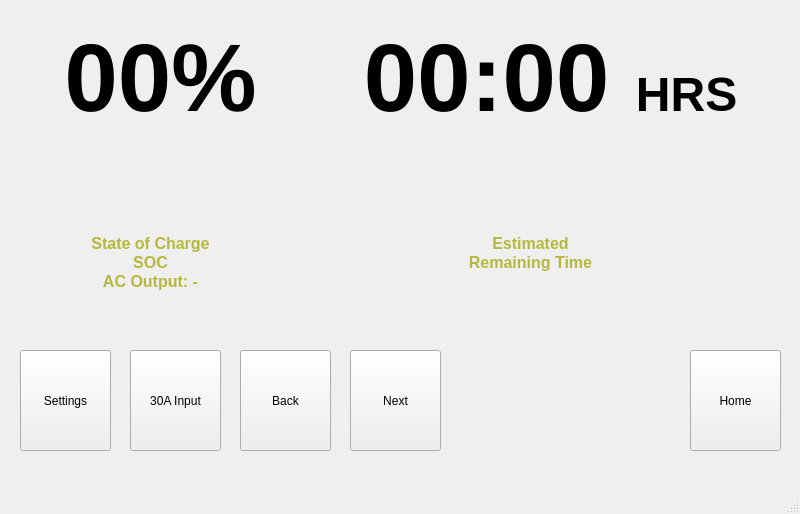
Above: mainwindow.ui from mark-c-paul/pi-gui before the change. Below: the same form after it.
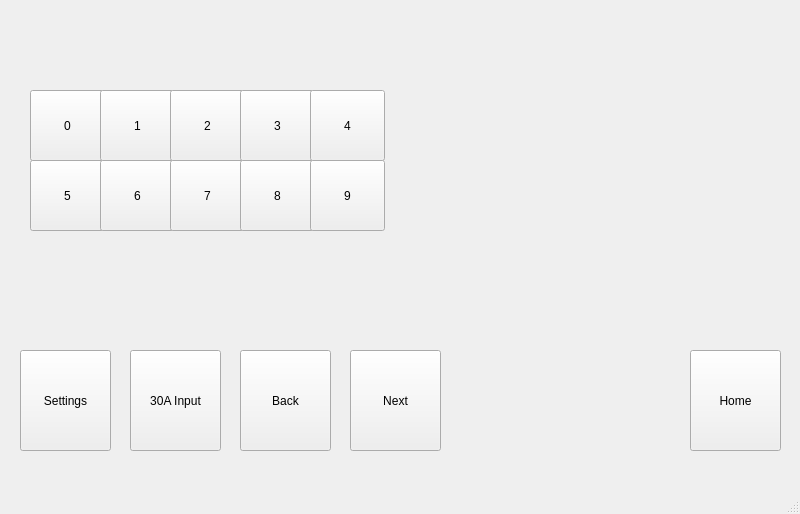
That is the form after the change.

The edit to the form file:
```diff
--- a/mainwindow.ui
+++ b/mainwindow.ui
@@ -83,13 +83,13 @@
     <property name="geometry">
      <rect>
       <x>0</x>
-      <y>0</y>
+      <y>-10</y>
       <width>801</width>
       <height>341</height>
      </rect>
     </property>
     <property name="currentIndex">
-     <number>0</number>
+     <number>3</number>
     </property>
     <widget class="QWidget" name="page_1">
      <widget class="QTextEdit" name="timeValue">
@@ -109,9 +109,9 @@
       </property>
       <property name="html">
        <string>&lt;!DOCTYPE HTML PUBLIC &quot;-//W3C//DTD HTML 4.0//EN&quot; &quot;http://www.w3.org/TR/REC-html40/strict.dtd&quot;&gt;
-&lt;html&gt;&lt;head&gt;&lt;meta name=&quot;qrichtext&quot; content=&quot;1&quot; /&gt;&lt;meta charset=&quot;utf-8&quot; /&gt;&lt;style type=&quot;text/css&quot;&gt;
+&lt;html&gt;&lt;head&gt;&lt;meta name=&quot;qrichtext&quot; content=&quot;1&quot; /&gt;&lt;style type=&quot;text/css&quot;&gt;
 p, li { white-space: pre-wrap; }
-&lt;/style&gt;&lt;/head&gt;&lt;body style=&quot; font-family:'Segoe UI'; font-size:9pt; font-weight:400; font-style:normal;&quot;&gt;
+&lt;/style&gt;&lt;/head&gt;&lt;body style=&quot; font-family:'MS Shell Dlg 2'; font-size:8.25pt; font-weight:400; font-style:normal;&quot;&gt;
 &lt;p align=&quot;center&quot; style=&quot; margin-top:0px; margin-bottom:0px; margin-left:0px; margin-right:0px; -qt-block-indent:0; text-indent:0px;&quot;&gt;&lt;span style=&quot; font-family:'PibotoLt'; font-size:72pt; font-weight:600; color:#000000;&quot;&gt;00:00 &lt;/span&gt;&lt;span style=&quot; font-family:'PibotoLt'; font-size:36pt; font-weight:600; color:#000000;&quot;&gt;HRS&lt;/span&gt;&lt;/p&gt;&lt;/body&gt;&lt;/html&gt;</string>
       </property>
      </widget>
@@ -132,9 +132,9 @@
       </property>
       <property name="html">
        <string>&lt;!DOCTYPE HTML PUBLIC &quot;-//W3C//DTD HTML 4.0//EN&quot; &quot;http://www.w3.org/TR/REC-html40/strict.dtd&quot;&gt;
-&lt;html&gt;&lt;head&gt;&lt;meta name=&quot;qrichtext&quot; content=&quot;1&quot; /&gt;&lt;meta charset=&quot;utf-8&quot; /&gt;&lt;style type=&quot;text/css&quot;&gt;
+&lt;html&gt;&lt;head&gt;&lt;meta name=&quot;qrichtext&quot; content=&quot;1&quot; /&gt;&lt;style type=&quot;text/css&quot;&gt;
 p, li { white-space: pre-wrap; }
-&lt;/style&gt;&lt;/head&gt;&lt;body style=&quot; font-family:'Segoe UI'; font-size:9pt; font-weight:400; font-style:normal;&quot;&gt;
+&lt;/style&gt;&lt;/head&gt;&lt;body style=&quot; font-family:'MS Shell Dlg 2'; font-size:8.25pt; font-weight:400; font-style:normal;&quot;&gt;
 &lt;p align=&quot;center&quot; style=&quot; margin-top:0px; margin-bottom:0px; margin-left:0px; margin-right:0px; -qt-block-indent:0; text-indent:0px;&quot;&gt;&lt;span style=&quot; font-family:'PibotoLt'; font-size:72pt; font-weight:600; color:#000000;&quot;&gt;00%&lt;/span&gt;&lt;/p&gt;&lt;/body&gt;&lt;/html&gt;</string>
       </property>
      </widget>
@@ -155,9 +155,9 @@
       </property>
       <property name="html">
        <string>&lt;!DOCTYPE HTML PUBLIC &quot;-//W3C//DTD HTML 4.0//EN&quot; &quot;http://www.w3.org/TR/REC-html40/strict.dtd&quot;&gt;
-&lt;html&gt;&lt;head&gt;&lt;meta name=&quot;qrichtext&quot; content=&quot;1&quot; /&gt;&lt;meta charset=&quot;utf-8&quot; /&gt;&lt;style type=&quot;text/css&quot;&gt;
+&lt;html&gt;&lt;head&gt;&lt;meta name=&quot;qrichtext&quot; content=&quot;1&quot; /&gt;&lt;style type=&quot;text/css&quot;&gt;
 p, li { white-space: pre-wrap; }
-&lt;/style&gt;&lt;/head&gt;&lt;body style=&quot; font-family:'Segoe UI'; font-size:9pt; font-weight:400; font-style:normal;&quot;&gt;
+&lt;/style&gt;&lt;/head&gt;&lt;body style=&quot; font-family:'MS Shell Dlg 2'; font-size:8.25pt; font-weight:400; font-style:normal;&quot;&gt;
 &lt;p align=&quot;center&quot; style=&quot; margin-top:0px; margin-bottom:0px; margin-left:0px; margin-right:0px; -qt-block-indent:0; text-indent:0px;&quot;&gt;&lt;span style=&quot; font-family:'PibotoLt'; font-size:12pt; font-weight:600; color:#b6b83b;&quot;&gt;State of Charge&lt;/span&gt;&lt;/p&gt;
 &lt;p align=&quot;center&quot; style=&quot; margin-top:0px; margin-bottom:0px; margin-left:0px; margin-right:0px; -qt-block-indent:0; text-indent:0px;&quot;&gt;&lt;span style=&quot; font-family:'PibotoLt'; font-size:12pt; font-weight:600; color:#b6b83b;&quot;&gt;SOC&lt;/span&gt;&lt;/p&gt;
 &lt;p align=&quot;center&quot; style=&quot; margin-top:0px; margin-bottom:0px; margin-left:0px; margin-right:0px; -qt-block-indent:0; text-indent:0px;&quot;&gt;&lt;span style=&quot; font-family:'PibotoLt'; font-size:12pt; font-weight:600; color:#b6b83b;&quot;&gt;AC Output: -&lt;/span&gt;&lt;/p&gt;&lt;/body&gt;&lt;/html&gt;</string>
@@ -180,9 +180,9 @@
       </property>
       <property name="html">
        <string>&lt;!DOCTYPE HTML PUBLIC &quot;-//W3C//DTD HTML 4.0//EN&quot; &quot;http://www.w3.org/TR/REC-html40/strict.dtd&quot;&gt;
-&lt;html&gt;&lt;head&gt;&lt;meta name=&quot;qrichtext&quot; content=&quot;1&quot; /&gt;&lt;meta charset=&quot;utf-8&quot; /&gt;&lt;style type=&quot;text/css&quot;&gt;
+&lt;html&gt;&lt;head&gt;&lt;meta name=&quot;qrichtext&quot; content=&quot;1&quot; /&gt;&lt;style type=&quot;text/css&quot;&gt;
 p, li { white-space: pre-wrap; }
-&lt;/style&gt;&lt;/head&gt;&lt;body style=&quot; font-family:'Segoe UI'; font-size:9pt; font-weight:400; font-style:normal;&quot;&gt;
+&lt;/style&gt;&lt;/head&gt;&lt;body style=&quot; font-family:'MS Shell Dlg 2'; font-size:8.25pt; font-weight:400; font-style:normal;&quot;&gt;
 &lt;p align=&quot;center&quot; style=&quot; margin-top:0px; margin-bottom:0px; margin-left:0px; margin-right:0px; -qt-block-indent:0; text-indent:0px;&quot;&gt;&lt;span style=&quot; font-family:'PibotoLt'; font-size:12pt; font-weight:600; color:#b6b83b;&quot;&gt;Estimated&lt;/span&gt;&lt;/p&gt;
 &lt;p align=&quot;center&quot; style=&quot; margin-top:0px; margin-bottom:0px; margin-left:0px; margin-right:0px; -qt-block-indent:0; text-indent:0px;&quot;&gt;&lt;span style=&quot; font-family:'PibotoLt'; font-size:12pt; font-weight:600; color:#b6b83b;&quot;&gt;Remaining Time&lt;/span&gt;&lt;/p&gt;&lt;/body&gt;&lt;/html&gt;</string>
       </property>
@@ -334,6 +334,149 @@
       </property>
      </widget>
     </widget>
+    <widget class="QWidget" name="page_4">
+     <widget class="QPushButton" name="zeroButton">
+      <property name="geometry">
+       <rect>
+        <x>30</x>
+        <y>100</y>
+        <width>75</width>
+        <height>71</height>
+       </rect>
+      </property>
+      <property name="text">
+       <string>0</string>
+      </property>
+     </widget>
+     <widget class="QPushButton" name="oneButton">
+      <property name="geometry">
+       <rect>
+        <x>100</x>
+        <y>100</y>
+        <width>75</width>
+        <height>71</height>
+       </rect>
+      </property>
+      <property name="text">
+       <string>1</string>
+      </property>
+     </widget>
+     <widget class="QPushButton" name="twoButton">
+      <property name="geometry">
+       <rect>
+        <x>170</x>
+        <y>100</y>
+        <width>75</width>
+        <height>71</height>
+       </rect>
+      </property>
+      <property name="text">
+       <string>2</string>
+      </property>
+     </widget>
+     <widget class="QPushButton" name="threeButton">
+      <property name="geometry">
+       <rect>
+        <x>240</x>
+        <y>100</y>
+        <width>75</width>
+        <height>71</height>
+       </rect>
+      </property>
+      <property name="text">
+       <string>3</string>
+      </property>
+     </widget>
+     <widget class="QPushButton" name="fourButton">
+      <property name="geometry">
+       <rect>
+        <x>310</x>
+        <y>100</y>
+        <width>75</width>
+        <height>71</height>
+       </rect>
+      </property>
+      <property name="text">
+       <string>4</string>
+      </property>
+     </widget>
+     <widget class="QPushButton" name="nineButton">
+      <property name="geometry">
+       <rect>
+        <x>310</x>
+        <y>170</y>
+        <width>75</width>
+        <height>71</height>
+       </rect>
+      </property>
+      <property name="text">
+       <string>9</string>
+      </property>
+     </widget>
+     <widget class="QPushButton" name="eightButton">
+      <property name="geometry">
+       <rect>
+        <x>240</x>
+        <y>170</y>
+        <width>75</width>
+        <height>71</height>
+       </rect>
+      </property>
+      <property name="text">
+       <string>8</string>
+      </property>
+     </widget>
+     <widget class="QPushButton" name="sevenButton">
+      <property name="geometry">
+       <rect>
+        <x>170</x>
+        <y>170</y>
+        <width>75</width>
+        <height>71</height>
+       </rect>
+      </property>
+      <property name="text">
+       <string>7</string>
+      </property>
+     </widget>
+     <widget class="QPushButton" name="fiveButton">
+      <property name="geometry">
+       <rect>
+        <x>30</x>
+        <y>170</y>
+        <width>75</width>
+        <height>71</height>
+       </rect>
+      </property>
+      <property name="text">
+       <string>5</string>
+      </property>
+     </widget>
+     <widget class="QPushButton" name="sixButton">
+      <property name="geometry">
+       <rect>
+        <x>100</x>
+        <y>170</y>
+        <width>75</width>
+        <height>71</height>
+       </rect>
+      </property>
+      <property name="text">
+       <string>6</string>
+      </property>
+     </widget>
+     <zorder>zeroButton</zorder>
+     <zorder>oneButton</zorder>
+     <zorder>twoButton</zorder>
+     <zorder>threeButton</zorder>
+     <zorder>fourButton</zorder>
+     <zorder>fiveButton</zorder>
+     <zorder>sixButton</zorder>
+     <zorder>sevenButton</zorder>
+     <zorder>eightButton</zorder>
+     <zorder>nineButton</zorder>
+    </widget>
+    <widget class="QWidget" name="page"/>
    </widget>
   </widget>
   <widget class="QMenuBar" name="menubar">
```
Left out of the diff: 18 changed lines with no effect on the pictures.
